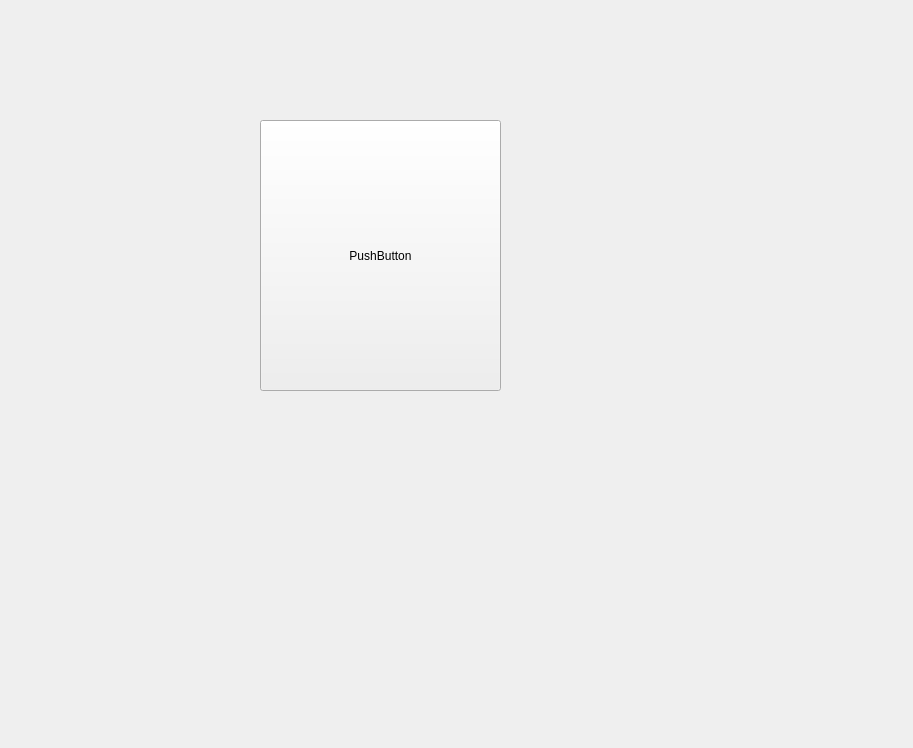
Old version of the form POS_Application/src/dashboard.ui in the repository Svndda/POS.
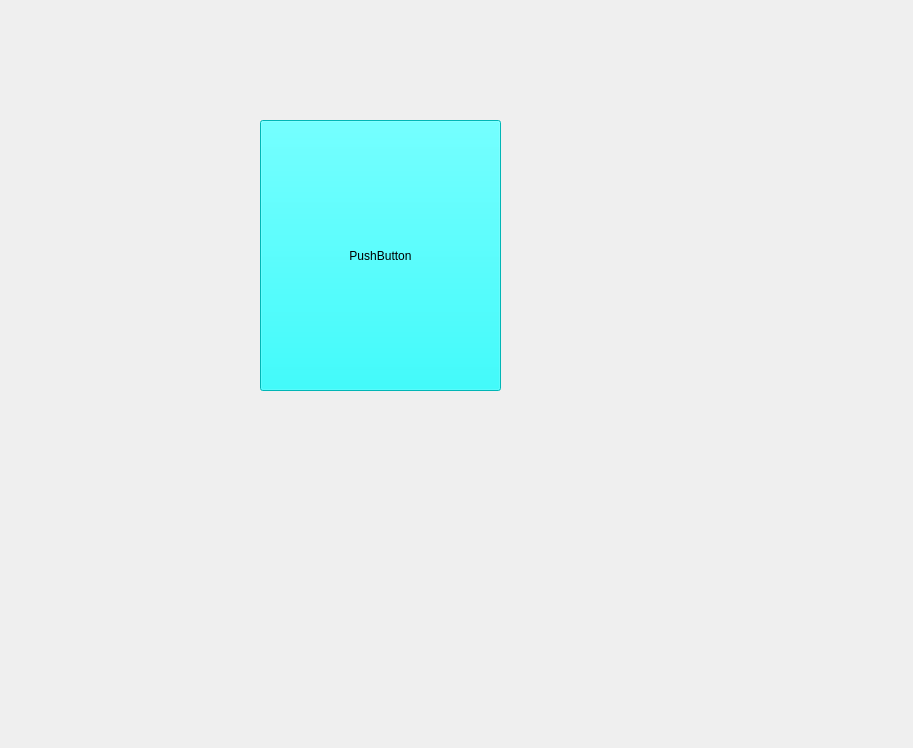
New version of the form.

Commit message: chore/fix: Ui property fixed.

```diff
--- a/POS_Application/src/dashboard.ui
+++ b/POS_Application/src/dashboard.ui
@@ -23,7 +23,7 @@
     </rect>
    </property>
    <property name="styleSheet">
-    <string notr="true">background_color :rgb(0, 255, 255)</string>
+    <string notr="true">background-color :rgb(0, 255, 255)</string>
    </property>
    <property name="text">
     <string>PushButton</string>
```
The commit also changes 2 other files.
